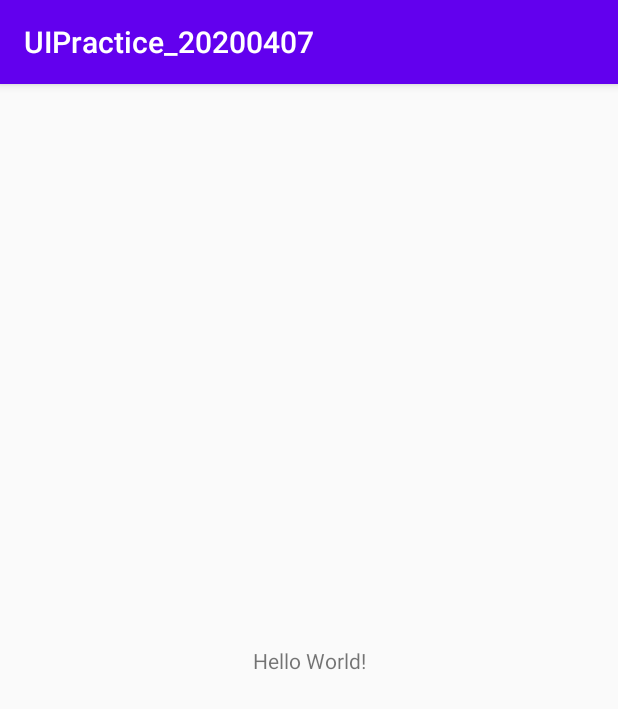
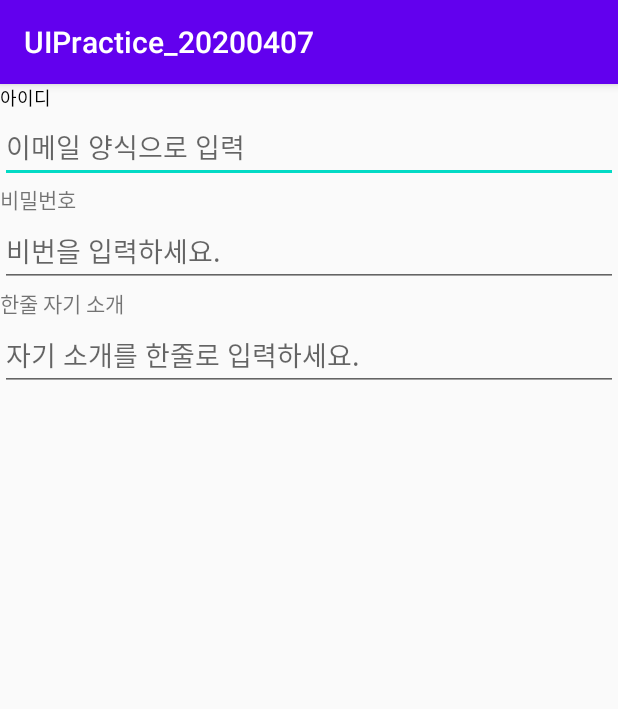
Before and after one commit to cho881020/UIPractice_20200407, an Android app: the screen it shows after launch (MainActivity), on a phone screen of 412 x 824 dp. Shown: the top 709 px of the screen. Run offline under Robolectric (Android 15) with nearby library versions, the phone set to English and light mode, and no system bars.

Commit message:
UI 연습  - EditText 속성 연습

```diff
--- a/app/src/main/res/layout/activity_main.xml
+++ b/app/src/main/res/layout/activity_main.xml
@@ -1,18 +1,48 @@
 <?xml version="1.0" encoding="utf-8"?>
-<androidx.constraintlayout.widget.ConstraintLayout xmlns:android="http://schemas.android.com/apk/res/android"
+<LinearLayout xmlns:android="http://schemas.android.com/apk/res/android"
     xmlns:app="http://schemas.android.com/apk/res-auto"
     xmlns:tools="http://schemas.android.com/tools"
     android:layout_width="match_parent"
     android:layout_height="match_parent"
+    android:orientation="vertical"
     tools:context=".MainActivity">
 
     <TextView
         android:layout_width="wrap_content"
         android:layout_height="wrap_content"
-        android:text="Hello World!"
-        app:layout_constraintBottom_toBottomOf="parent"
-        app:layout_constraintLeft_toLeftOf="parent"
-        app:layout_constraintRight_toRightOf="parent"
-        app:layout_constraintTop_toTopOf="parent" />
+        android:text="아이디"
+        android:textColor="#000000"
+        android:textSize="12sp" />
 
-</androidx.constraintlayout.widget.ConstraintLayout>
+    <EditText
+        android:layout_width="match_parent"
+        android:layout_height="wrap_content"
+        android:hint="이메일 양식으로 입력"
+        android:inputType="textEmailAddress"/>
+
+    <TextView
+        android:layout_width="wrap_content"
+        android:layout_height="wrap_content"
+        android:text="비밀번호" />
+
+    <EditText
+        android:layout_width="match_parent"
+        android:layout_height="wrap_content"
+        android:hint="비번을 입력하세요."
+        android:inputType="textPassword"/>
+
+    <TextView
+        android:layout_width="wrap_content"
+        android:layout_height="wrap_content"
+        android:text="한줄 자기 소개" />
+
+    <EditText
+        android:layout_width="match_parent"
+        android:layout_height="wrap_content"
+        android:hint="자기 소개를 한줄로 입력하세요."
+        android:singleLine="true"
+        android:imeOptions="actionSearch"/>
+
+
+
+</LinearLayout>
```
